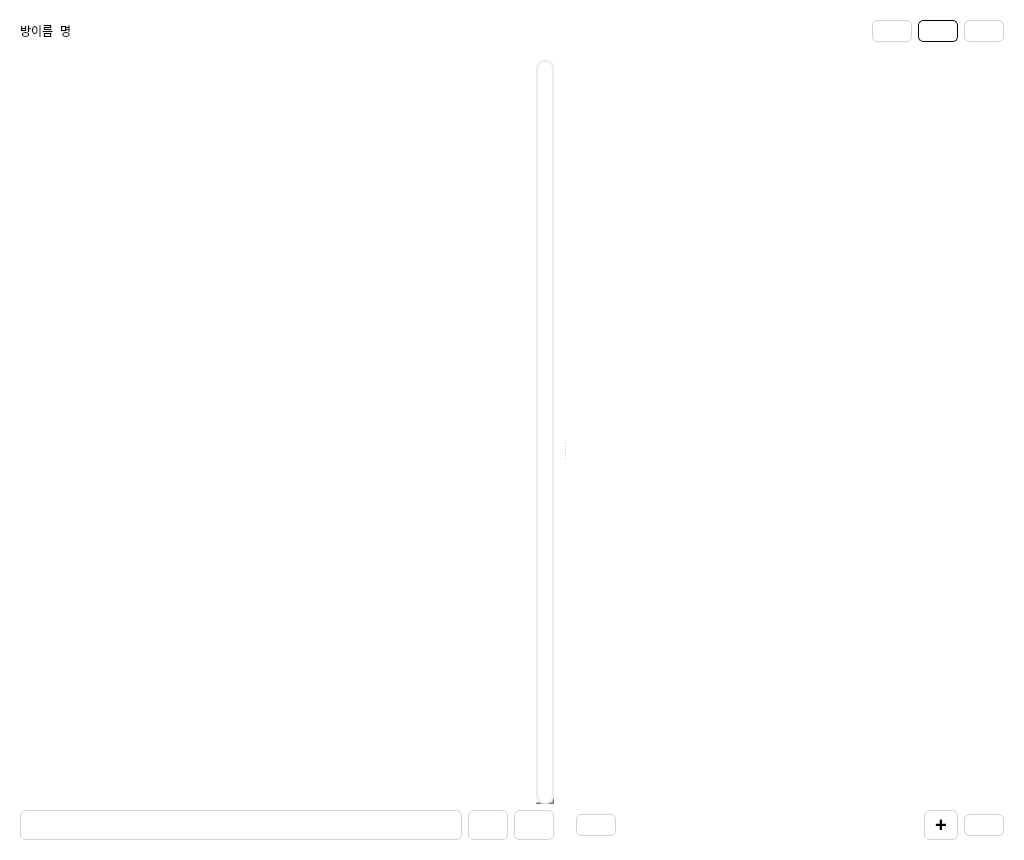
Above: UI/MainWidget.ui from song030/GrapefruitTalk before the change. Below: the same form after it.
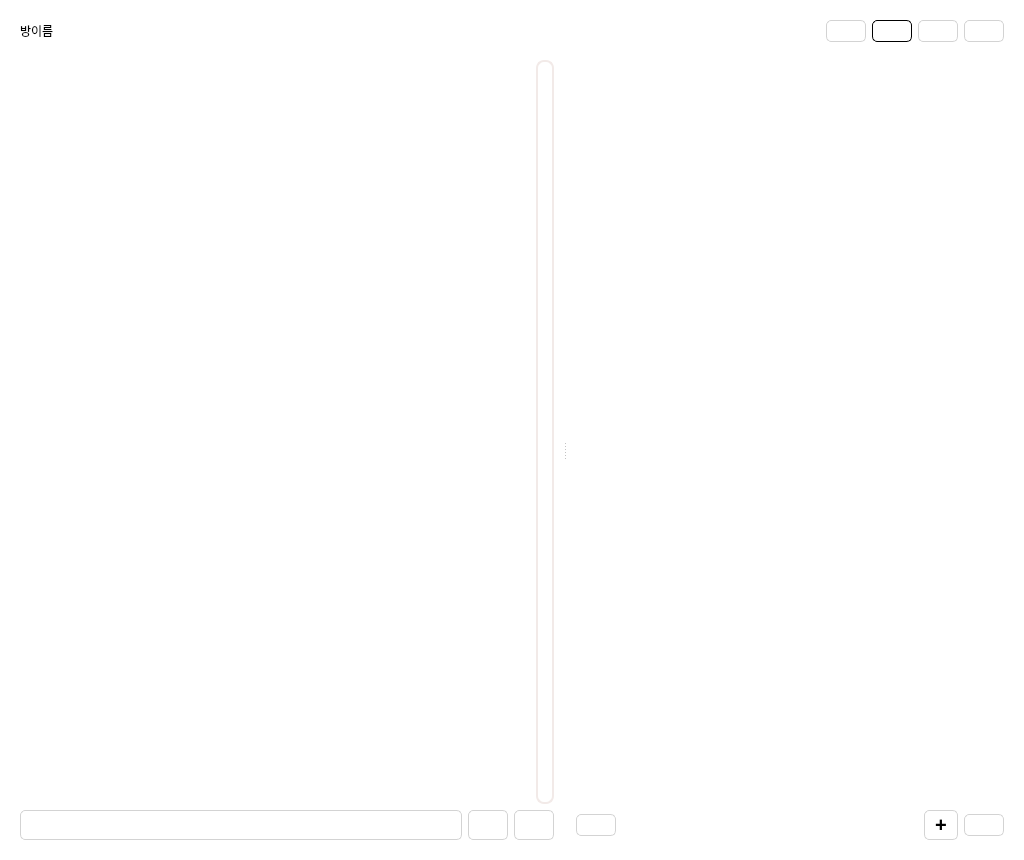
That is the form after the change. Icons and pictures are not drawn.

What changed in the file:
```diff
--- a/UI/MainWidget.ui
+++ b/UI/MainWidget.ui
@@ -715,7 +715,7 @@
           <item>
            <widget class="QLabel" name="lbl_room_number">
             <property name="text">
-             <string>명</string>
+             <string/>
             </property>
            </widget>
           </item>
@@ -810,6 +810,42 @@
             </property>
            </widget>
           </item>
+          <item>
+           <widget class="QPushButton" name="btn_member">
+            <property name="styleSheet">
+             <string notr="true">QPushButton{
+border: 1px solid lightgray;
+border-radius: 5px;
+padding: 3px;
+}
+
+QPushButton:Checked{
+border: 1px solid black;
+border-radius: 5px;
+padding: 3px;
+}</string>
+            </property>
+            <property name="text">
+             <string/>
+            </property>
+            <property name="icon">
+             <iconset>
+              <normaloff>../Images/btn_member.png</normaloff>../Images/btn_member.png</iconset>
+            </property>
+            <property name="iconSize">
+             <size>
+              <width>22</width>
+              <height>22</height>
+             </size>
+            </property>
+            <property name="checkable">
+             <bool>true</bool>
+            </property>
+            <property name="flat">
+             <bool>true</bool>
+            </property>
+           </widget>
+          </item>
           <item>
            <widget class="QPushButton" name="btn_friend">
             <property name="styleSheet">
@@ -899,12 +935,17 @@
     border-radius:8px;
 
 }
+QScrollBar::add-page:vertical, QScrollBar::sub-page:vertical {
+height: 0px;
+}
+QScrollBar::add-line:vertical {
+      border: none;
+      background: none;
+}
+
 QScrollBar::sub-line:vertical {
-	border: None;
-	background-color: white;
-	width:18px;
-	margin: 0 0 0 0;
-	border-radius: 0px;
+      border: none;
+      background: none;
 }</string>
              </property>
              <property name="verticalScrollBarPolicy">
```
Left out of the diff: 7 changed lines with no effect on the pictures.
